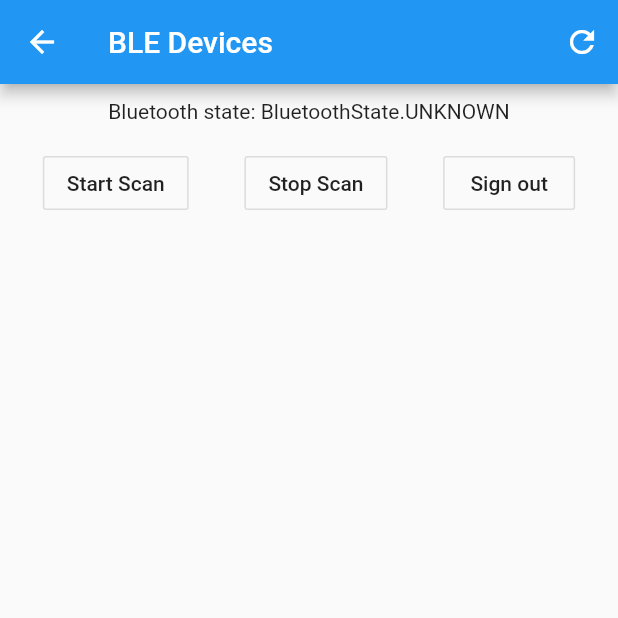
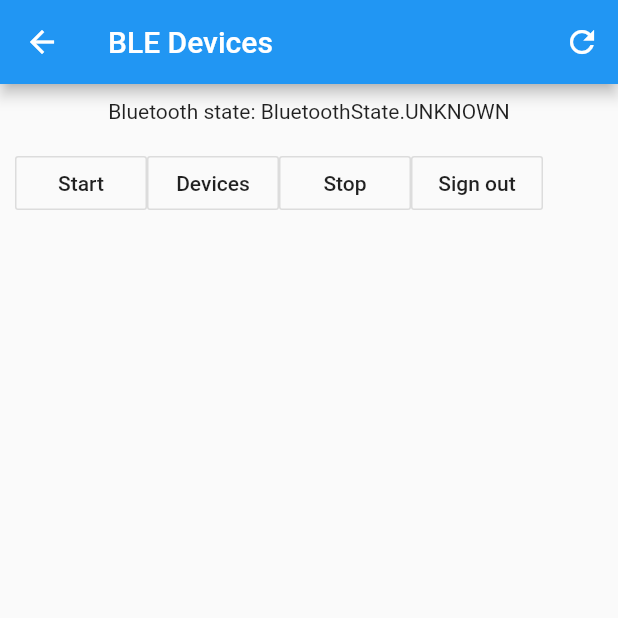
Before and after one commit to qwicengineering/flutter-amazon-freertos-plugin, a Flutter app: the BluetoothDevicesScreen screen opened by its route, on a phone screen of 412 x 824 dp, the top half of it. Run offline on Flutter 3.47's test engine with Material 2 defaults, Android fonts, the phone set to English and light mode, and no system bars; our stand-ins replace flutter_mobx, mobx, permission_handler, validators; missing offline and left inert: flutter_cognito_plugin, plugin_scaffold; generated files the repository leaves out were written again.

Commit message:
ios: add ability to send custom service uuids as a param for starScan API
* new list device btn in example app to get the list of nearby ble devices

```diff
--- a/example/lib/bluetooth_devices.screen.dart
+++ b/example/lib/bluetooth_devices.screen.dart
@@ -37,6 +37,9 @@ class BluetoothDevicesScreen extends StatelessWidget {
 
         Future<void> _startScanning() async {
             await bluetoothStore.startScanning();
+        }
+
+        Future<void> _getDevices() async {
             await bluetoothStore.getDevicesNearby();
         }
 
@@ -76,10 +79,10 @@ class BluetoothDevicesScreen extends StatelessWidget {
                         children: <Widget>[
                             Text("Bluetooth state: ${bluetoothStore.bluetoothState}\n"),
                             Row(
-                                mainAxisAlignment: MainAxisAlignment.spaceAround,
                                 children: <Widget>[
-                                    OutlineButton(child: Text("Start Scan"), onPressed: _startScanning),
-                                    OutlineButton(child: Text("Stop Scan"), onPressed: _stopScanning),
+                                    OutlineButton(child: Text("Start"), onPressed: bluetoothStore.startScanning),
+                                    OutlineButton(child: Text("Devices"), onPressed: bluetoothStore.getDevicesNearby),
+                                    OutlineButton(child: Text("Stop"), onPressed: _stopScanning),
                                     OutlineButton(child: Text("Sign out"), onPressed: _onPressedSignOut),
                                 ]
                             ),
```
Also changed, not shown: 2 other files.
